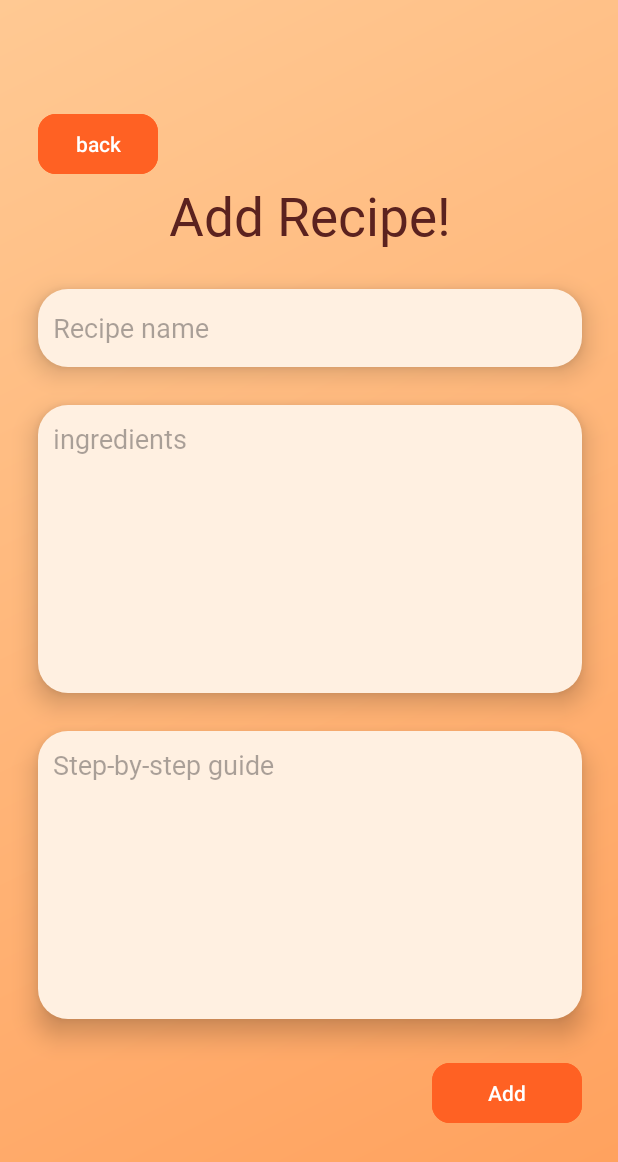
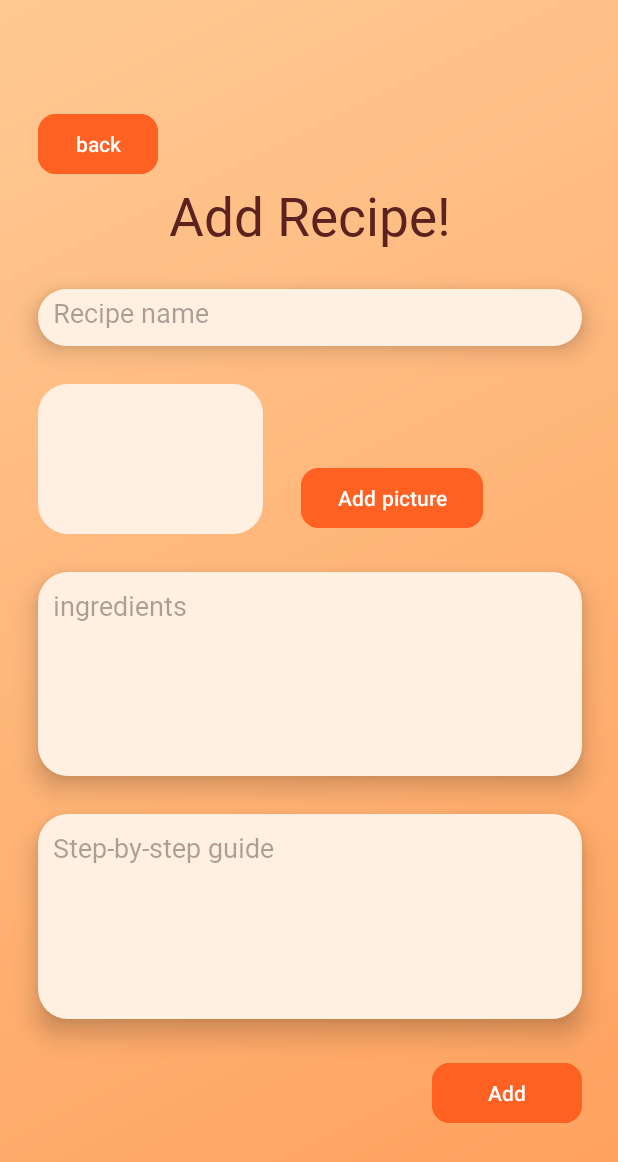
Before and after one commit to MJulia01/LogM_PMA_project, an Android app: the Add_Recipy screen opened directly, with no data from a screen before it, on a phone screen of 412 x 824 dp. Shown: the top 1162 px of the screen. Run offline under Robolectric (Android 15) with nearby library versions, the phone set to English and light mode, and no system bars.

Commit message:
fun with layouts in add recipe

```diff
--- a/app/src/main/res/layout/activity_add_recipy.xml
+++ b/app/src/main/res/layout/activity_add_recipy.xml
@@ -50,12 +50,37 @@
             android:layout_gravity="center"
             android:layout_marginHorizontal="25dp"
             android:layout_marginTop="25dp"
+            android:layout_marginBottom="25dp"
             android:layout_weight="0.5"
             android:background="@drawable/text_box"
             android:elevation="10dp"
             android:fontFamily="@font/righteous"
             android:hint="Recipe name"
             android:padding="10dp" />
+
+        <LinearLayout
+            android:layout_width="match_parent"
+            android:layout_height="100dp">
+
+            <ImageView
+                android:layout_width="150dp"
+                android:layout_height="100dp"
+                android:layout_marginLeft="25dp"
+                android:background="@drawable/text_box"/>
+
+            <Button
+                android:id="@+id/add_picture"
+                android:layout_width="wrap_content"
+                android:layout_height="wrap_content"
+                android:layout_marginLeft="25dp"
+                android:layout_gravity="bottom"
+                android:backgroundTint="#FF6123"
+                android:text="Add picture"
+                app:cornerRadius="12dp" />
+
+        </LinearLayout>
+
+
 
         <EditText
             android:id="@+id/recipeIngredients"
```
Also changed, not shown: app/src/main/res/layout/activity_browse_recipes.xml (+4 -9 lines).
